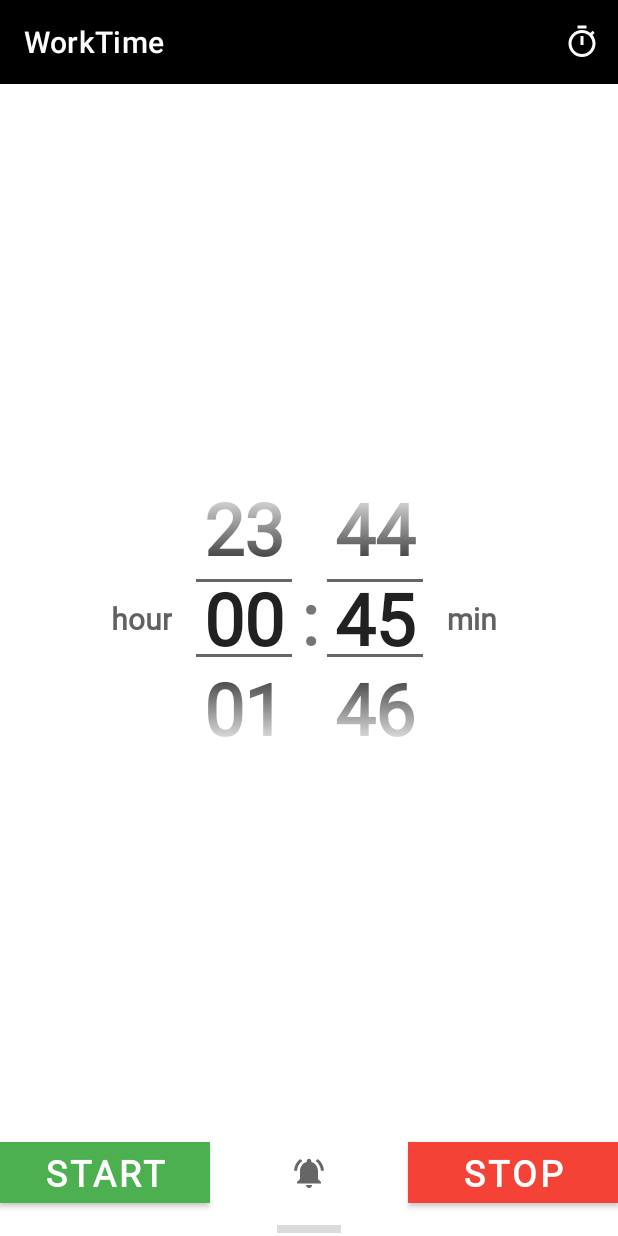
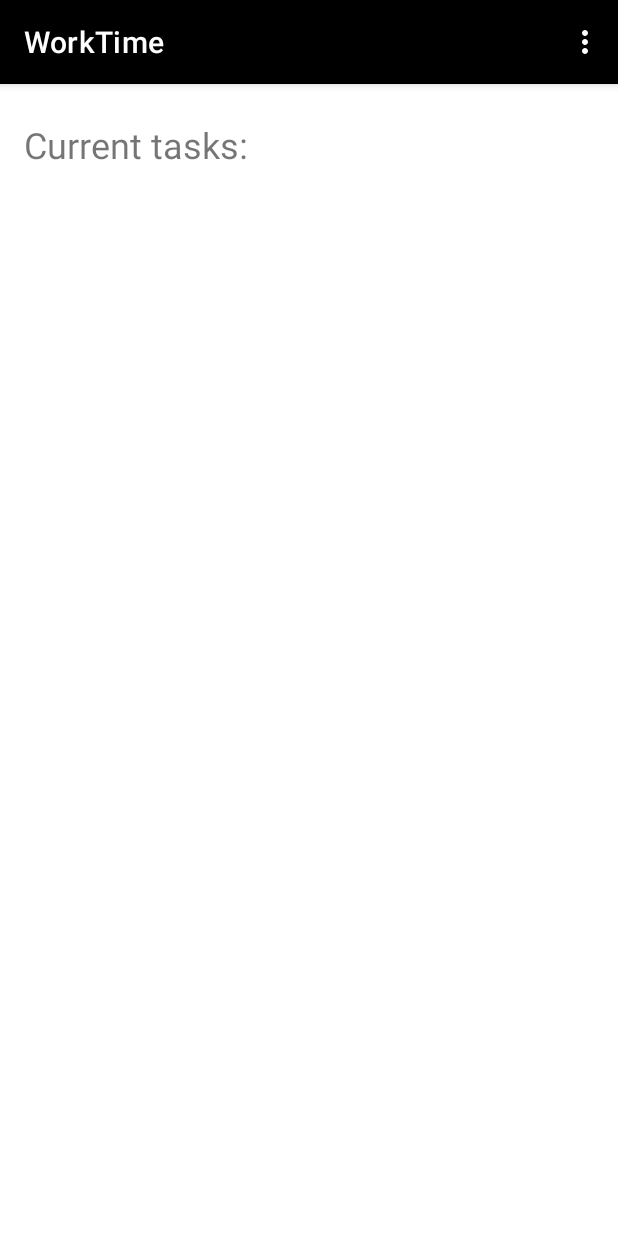
Before and after one commit to IDemetrus/worktime, an Android app: the screen it shows after launch (MainActivity), on a phone screen of 412 x 824 dp. Run offline under Robolectric (Android 15) with nearby library versions, the phone set to English and light mode, and no system bars; our stand-ins replace data binding.

Commit message:
change timerFragment to BottomDialog

```diff
--- a/app/src/main/java/com/example/worktime/MainActivity.kt
+++ b/app/src/main/java/com/example/worktime/MainActivity.kt
@@ -21,19 +21,19 @@ class MainActivity : AppCompatActivity() {
     companion object {
         private lateinit var binding: ActivityMainBinding
         private lateinit var toolbar: Toolbar
-        private var bottomFragment: TimerDialogFragment? = null
+        private var bottomFragment: TimerFragment? = null
         private lateinit var onSwipeTouchListener: OnSwipeTouchListener
+
     }
 
     override fun onCreate(savedInstanceState: Bundle?) {
         super.onCreate(savedInstanceState)
-        Log.i("[${this.javaClass}]", "-> [onCreate]")
 
         binding = ActivityMainBinding.inflate(layoutInflater)
         setContentView(binding.root)
 
         //Define bottom dialog fragment, bottom swipe
-        bottomFragment = TimerDialogFragment()
+        bottomFragment = TimerFragment()
         onSwipeTouchListener = OnSwipeTouchListener(this, binding.root)
 
         //Toolbar
--- /dev/null
+++ b/app/src/main/java/com/example/worktime/TaskListFragment.kt
@@ -0,0 +1,28 @@
+package com.example.worktime
+
+import android.os.Bundle
+import android.view.LayoutInflater
+import android.view.View
+import android.view.ViewGroup
+import androidx.fragment.app.Fragment
+import com.example.worktime.databinding.FragmentTaskListBinding
+
+private const val TAG = "TaskListFragment"
+
+class TaskListFragment : Fragment() {
+    private var _binding : FragmentTaskListBinding? = null
+    private val binding get() = _binding!!
+    override fun onCreateView(
+        inflater: LayoutInflater,
+        container: ViewGroup?,
+        savedInstanceState: Bundle?
+    ): View? {
+
+        val rootView = inflater.inflate(R.layout.fragment_task_list,container,false)
+
+
+
+
+        return  rootView
+    }
+}
--- a/app/src/main/res/layout/activity_main.xml
+++ b/app/src/main/res/layout/activity_main.xml
@@ -8,19 +8,31 @@
 
     </data>
 
-    <androidx.constraintlayout.widget.ConstraintLayout
+    <androidx.coordinatorlayout.widget.CoordinatorLayout
         android:layout_width="match_parent"
         android:layout_height="match_parent">
 
-        <include layout="@layout/toolbar" />
-
-        <fragment
-            android:name="com.example.worktime.TimerFragment"
+        <androidx.constraintlayout.widget.ConstraintLayout
             android:layout_width="match_parent"
-            android:layout_height="match_parent"
-            android:id="@+id/timer_fragment">
-        </fragment>
+            android:layout_height="match_parent">
+            <include
+                android:id="@+id/toolbar"
+                layout="@layout/toolbar"
+                app:layout_constraintEnd_toEndOf="parent"
+                app:layout_constraintStart_toStartOf="parent"
+                app:layout_constraintTop_toTopOf="parent" />
+            <androidx.fragment.app.FragmentContainerView
+                android:id="@+id/fragment_task_list_id"
+                android:name="com.example.worktime.TaskListFragment"
+                android:layout_width="match_parent"
+                android:layout_height="0dp"
+                app:layout_constraintBottom_toBottomOf="parent"
+                app:layout_constraintStart_toStartOf="parent"
+                app:layout_constraintTop_toBottomOf="@+id/toolbar" />
+        </androidx.constraintlayout.widget.ConstraintLayout>
 
 
-    </androidx.constraintlayout.widget.ConstraintLayout>
+
+
+    </androidx.coordinatorlayout.widget.CoordinatorLayout>
 </layout>
--- a/app/src/main/res/layout/bottom_timer.xml
+++ b/app/src/main/res/layout/bottom_timer.xml
@@ -1,7 +1,9 @@
 <?xml version="1.0" encoding="utf-8"?>
-<androidx.constraintlayout.widget.ConstraintLayout xmlns:android="http://schemas.android.com/apk/res/android"
+<androidx.constraintlayout.widget.ConstraintLayout
+    xmlns:android="http://schemas.android.com/apk/res/android"
     xmlns:app="http://schemas.android.com/apk/res-auto"
     xmlns:tools="http://schemas.android.com/tools"
+    android:id="@+id/bottom_timer_id"
     android:layout_width="match_parent"
     android:layout_height="match_parent">
 
--- /dev/null
+++ b/app/src/main/res/layout/fragment_task_list.xml
@@ -0,0 +1,29 @@
+<?xml version="1.0" encoding="utf-8"?>
+<androidx.constraintlayout.widget.ConstraintLayout
+    xmlns:android="http://schemas.android.com/apk/res/android"
+    xmlns:app="http://schemas.android.com/apk/res-auto"
+    xmlns:tools="http://schemas.android.com/tools"
+    android:layout_width="match_parent"
+    android:layout_height="match_parent">
+        <TextView
+            android:id="@+id/task_list_header_tv"
+            android:layout_width="wrap_content"
+            android:layout_height="wrap_content"
+            android:layout_marginStart="16dp"
+            android:layout_marginTop="24dp"
+            android:text="Current tasks:"
+            android:textSize="@dimen/text_size_24"
+            app:layout_constraintStart_toStartOf="parent"
+            app:layout_constraintTop_toTopOf="parent" />
+
+        <ListView
+            android:layout_width="match_parent"
+            android:layout_height="0dp"
+            android:layout_marginTop="16dp"
+            android:paddingHorizontal="16dp"
+            app:layout_constraintBottom_toBottomOf="parent"
+            app:layout_constraintStart_toStartOf="parent"
+            app:layout_constraintTop_toBottomOf="@+id/task_list_header_tv"
+            tools:listitem="@layout/support_simple_spinner_dropdown_item" />
+
+</androidx.constraintlayout.widget.ConstraintLayout>
--- a/app/src/main/res/layout/fragment_timer.xml
+++ b/app/src/main/res/layout/fragment_timer.xml
@@ -1,9 +1,12 @@
 <?xml version="1.0" encoding="utf-8"?>
-<androidx.constraintlayout.widget.ConstraintLayout xmlns:android="http://schemas.android.com/apk/res/android"
+<androidx.constraintlayout.widget.ConstraintLayout
+    xmlns:android="http://schemas.android.com/apk/res/android"
     xmlns:app="http://schemas.android.com/apk/res-auto"
     xmlns:tools="http://schemas.android.com/tools"
+    android:id="@+id/fragment_timer_id"
     android:layout_width="match_parent"
     android:layout_height="match_parent"
+    app:layout_behavior="com.google.android.material.bottomsheet.BottomSheetBehavior"
     tools:context=".TimerFragment">
 
 
@@ -24,7 +27,7 @@
         style="@style/TimerBtnStart"
         android:layout_width="wrap_content"
         android:layout_height="wrap_content"
-        android:layout_marginBottom="16dp"
+        android:layout_marginBottom="8dp"
         android:text="@string/start_btn"
         app:layout_constraintBottom_toBottomOf="parent"
         app:layout_constraintStart_toStartOf="parent" />
@@ -34,7 +37,7 @@
         style="@style/TimerBtnStop"
         android:layout_width="wrap_content"
         android:layout_height="wrap_content"
-        android:layout_marginBottom="16dp"
+        android:layout_marginBottom="8dp"
         android:text="@string/stop_btn"
         app:layout_constraintBottom_toBottomOf="parent"
         app:layout_constraintEnd_toEndOf="parent" />
@@ -83,15 +86,6 @@
         app:layout_constraintStart_toEndOf="@+id/timerTp"
         app:layout_constraintTop_toTopOf="@+id/timerTp" />
 
-    <ImageButton
-        android:id="@+id/timerHideBtn"
-        android:layout_width="0dp"
-        android:layout_height="10dp"
-        android:src="@drawable/ic_baseline_64"
-        app:layout_constraintBottom_toBottomOf="parent"
-        app:layout_constraintEnd_toEndOf="parent"
-        app:layout_constraintHorizontal_bias="0.5"
-        app:layout_constraintStart_toStartOf="parent" />
 
 
 </androidx.constraintlayout.widget.ConstraintLayout>
--- a/app/src/main/res/layout/toolbar.xml
+++ b/app/src/main/res/layout/toolbar.xml
@@ -5,10 +5,11 @@
     <androidx.appcompat.widget.Toolbar
         android:id="@+id/toolbar"
         android:layout_width="match_parent"
-        android:layout_height="wrap_content"
-        android:minHeight="?attr/actionBarSize"
+        android:layout_height="?attr/actionBarSize"
         android:background="@color/black"
-        app:titleTextColor="@color/white"
-        android:theme="@style/Theme.MaterialComponents.DayNight.DarkActionBar"
+        android:elevation="4dp"
+        app:title="@string/app_name"
+        android:theme="@style/ThemeOverlay.MaterialComponents.Dark.ActionBar"
+        app:popupTheme="@style/Theme.MaterialComponents.Light"
         />
 </layout>
--- a/app/src/main/res/menu/toolbar_menu.xml
+++ b/app/src/main/res/menu/toolbar_menu.xml
@@ -5,6 +5,6 @@
     <item
         android:id="@+id/action_timer"
         android:icon="@drawable/ic_timer_24"
-        app:showAsAction="ifRoom"
-        android:title="Timer" />
+        app:showAsAction="never"
+        android:title="@string/set_timer" />
 </menu>
--- a/app/src/main/res/values/strings.xml
+++ b/app/src/main/res/values/strings.xml
@@ -9,4 +9,5 @@
     <string name="timer_off">Timer off</string>
     <string name="channel_name">Work timer</string>
     <string name="channel_desc">Timer for work</string>
+    <string name="set_timer">Set timer</string>
 </resources>
```
Also changed, not shown: app/src/main/java/com/example/worktime/TimerDialogFragment.kt (+16 -4 lines), app/src/main/java/com/example/worktime/TimerFragment.kt (+34 -18 lines).
